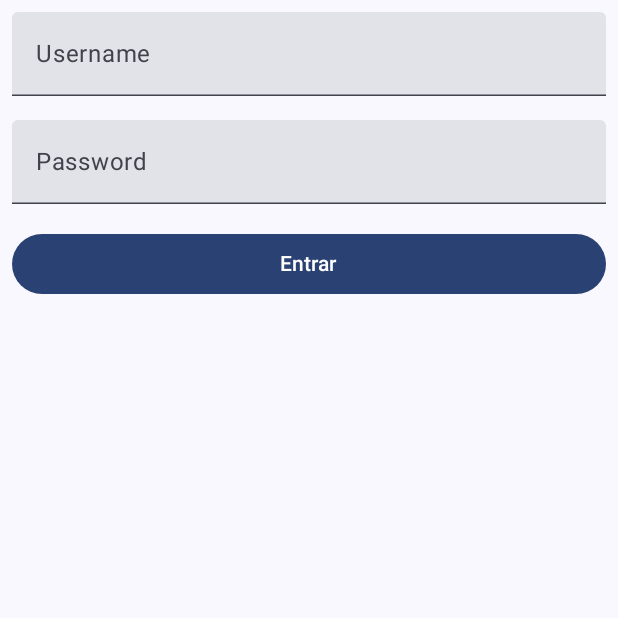
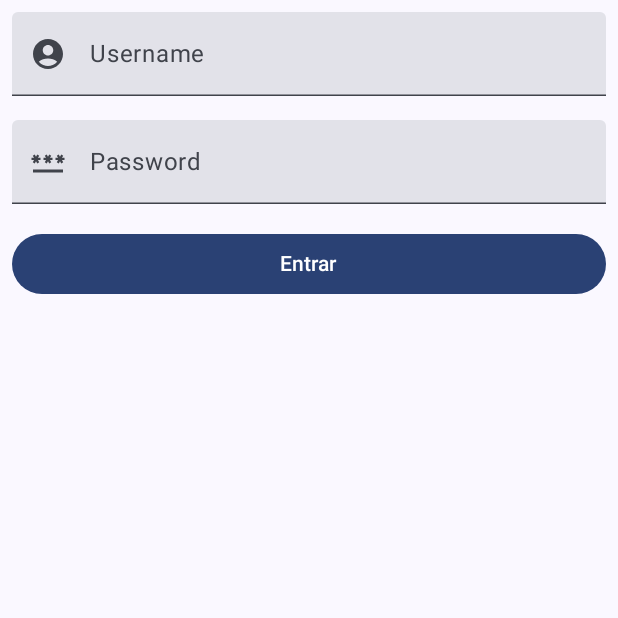
Before and after one commit to darlangui/kotlin, an Android app built with Jetpack Compose: the screen it shows after launch (MainActivity), after a tap on "Entrar", on a phone screen of 412 x 824 dp, the top half of it. Run offline under Robolectric (Android 15) with nearby library versions, the phone set to English and light mode, and no system bars.

Commit message:
finish mini-project

```diff
--- a/login/app/build.gradle.kts
+++ b/login/app/build.gradle.kts
@@ -50,7 +50,7 @@ android {
 }
 
 dependencies {
-
+    implementation(libs.androidx.material.icons.extended)
     implementation(libs.androidx.core.ktx)
     implementation(libs.androidx.lifecycle.runtime.ktx)
     implementation(libs.androidx.activity.compose)
--- a/login/app/src/main/java/com/darlanguimaraes/login/MainActivity.kt
+++ b/login/app/src/main/java/com/darlanguimaraes/login/MainActivity.kt
@@ -1,6 +1,9 @@
 package com.darlanguimaraes.login
 
+import android.content.ContentValues.TAG
+import android.graphics.drawable.Icon
 import android.os.Bundle
+import android.util.Log
 import androidx.activity.ComponentActivity
 import androidx.activity.compose.setContent
 import androidx.activity.enableEdgeToEdge
@@ -9,7 +12,11 @@ import androidx.compose.foundation.layout.fillMaxSize
 import androidx.compose.foundation.layout.fillMaxWidth
 import androidx.compose.foundation.layout.padding
 import androidx.compose.foundation.layout.statusBarsPadding
+import androidx.compose.material.icons.Icons
+import androidx.compose.material.icons.filled.AccountCircle
+import androidx.compose.material.icons.filled.Password
 import androidx.compose.material3.Button
+import androidx.compose.material3.Icon
 import androidx.compose.material3.MaterialTheme
 import androidx.compose.material3.Surface
 import androidx.compose.material3.Text
@@ -35,7 +42,7 @@ class MainActivity : ComponentActivity() {
                     modifier = Modifier.fillMaxSize(),
                     color = MaterialTheme.colorScheme.background
                 ) {
-                    AuthScreen()
+                    AuthScreen(onEnterClick = { Log.i("MainActivity", "onCreate: $it")})
                 }
             }
         }
@@ -43,16 +50,16 @@ class MainActivity : ComponentActivity() {
 }
 
 @Composable
-fun AuthScreen() {
+fun AuthScreen(onEnterClick:(User) -> Unit) {
     var user by remember {
         mutableStateOf("")
     }
     var pass by remember {
         mutableStateOf("")
     }
-    Column (
+    Column(
         Modifier.statusBarsPadding()
-    ){
+    ) {
         TextField(
             value = user,
             onValueChange = { user = it },
@@ -61,6 +68,12 @@ fun AuthScreen() {
                 .fillMaxWidth(),
             label = {
                 Text(text = "Username")
+            },
+            leadingIcon = {
+                Icon(
+                    imageVector = Icons.Default.AccountCircle,
+                    contentDescription = "pessoa que representa o usuario"
+                )
             }
         )
         TextField(
@@ -72,10 +85,19 @@ fun AuthScreen() {
                 .fillMaxWidth(),
             label = {
                 Text(text = "Password")
+            },
+            leadingIcon = {
+                Icon(
+                    imageVector = Icons.Default.Password,
+                    contentDescription = "pessoa que representa o usuario"
+                )
             }
         )
         Button(
-            onClick = { /*TODO*/ },
+            onClick =
+            {
+                onEnterClick(User(user, pass))
+            },
             Modifier
                 .padding(8.dp)
                 .fillMaxWidth()
@@ -90,7 +112,7 @@ fun AuthScreen() {
 private fun AuthScreenPreview() {
     LoginTheme {
         Surface(modifier = Modifier.fillMaxSize(), color = MaterialTheme.colorScheme.background) {
-            AuthScreen()
+            AuthScreen(onEnterClick = {})
         }
     }
 }
--- /dev/null
+++ b/login/app/src/main/java/com/darlanguimaraes/login/User.kt
@@ -0,0 +1,6 @@
+package com.darlanguimaraes.login
+
+data class User(
+    val username: String,
+    val password: String
+)
--- a/login/gradle/libs.versions.toml
+++ b/login/gradle/libs.versions.toml
@@ -11,6 +11,7 @@ composeBom = "2023.08.00"
 
 [libraries]
 androidx-core-ktx = { group = "androidx.core", name = "core-ktx", version.ref = "coreKtx" }
+androidx-material-icons-extended = { module = "androidx.compose.material:material-icons-extended" }
 junit = { group = "junit", name = "junit", version.ref = "junit" }
 androidx-junit = { group = "androidx.test.ext", name = "junit", version.ref = "junitVersion" }
 androidx-espresso-core = { group = "androidx.test.espresso", name = "espresso-core", version.ref = "espressoCore" }
```
